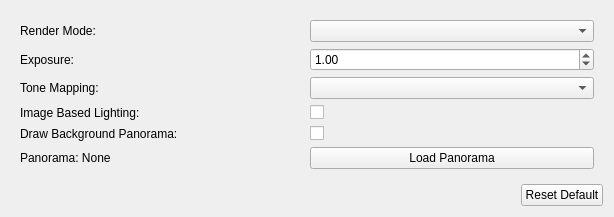
First picture: the form in vclib/render/src/vclib/qt/gui/viewer_settings_frame.ui, repository cnr-isti-vclab/vclib, before the edit.
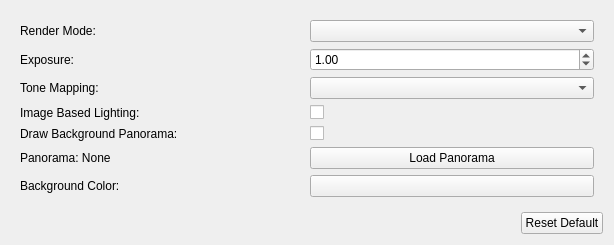
Second picture: the form after the edit. Icons and pictures are not drawn. Custom widgets are drawn as their Qt base class.

Commit message: [render] add background color to viewer settings

Patch:
```diff
--- a/vclib/render/src/vclib/qt/gui/viewer_settings_frame.ui
+++ b/vclib/render/src/vclib/qt/gui/viewer_settings_frame.ui
@@ -114,6 +114,23 @@
       <item row="0" column="2">
        <widget class="QComboBox" name="renderModeComboBox"/>
       </item>
+      <item row="6" column="0">
+       <widget class="QLabel" name="backgroundColorLabel">
+        <property name="text">
+         <string>Background Color:</string>
+        </property>
+       </widget>
+      </item>
+      <item row="6" column="2">
+       <widget class="vcl::qt::ColorPushButton" name="backgroundColorPushButton">
+        <property name="autoFillBackground">
+         <bool>true</bool>
+        </property>
+        <property name="text">
+         <string/>
+        </property>
+       </widget>
+      </item>
      </layout>
     </widget>
    </item>
@@ -143,6 +160,13 @@
    </item>
   </layout>
  </widget>
+ <customwidgets>
+  <customwidget>
+   <class>vcl::qt::ColorPushButton</class>
+   <extends>QPushButton</extends>
+   <header>vclib/qt/gui/color_push_button.h</header>
+  </customwidget>
+ </customwidgets>
  <resources/>
  <connections/>
 </ui>
```
The commit also changes 9 other files.
